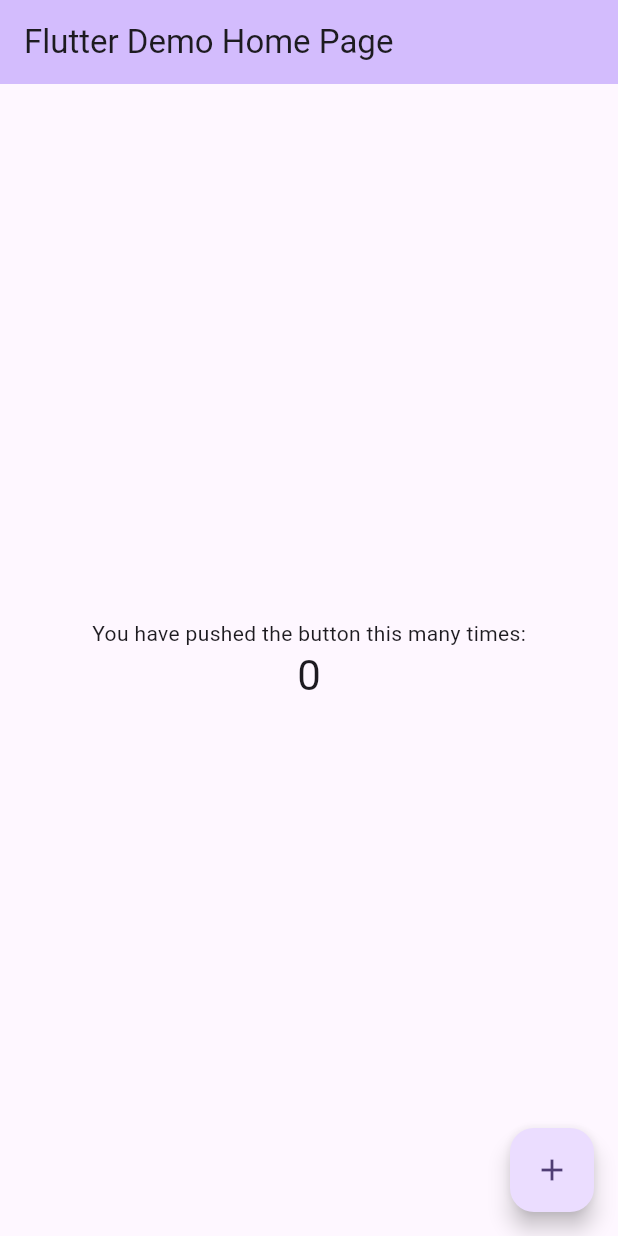
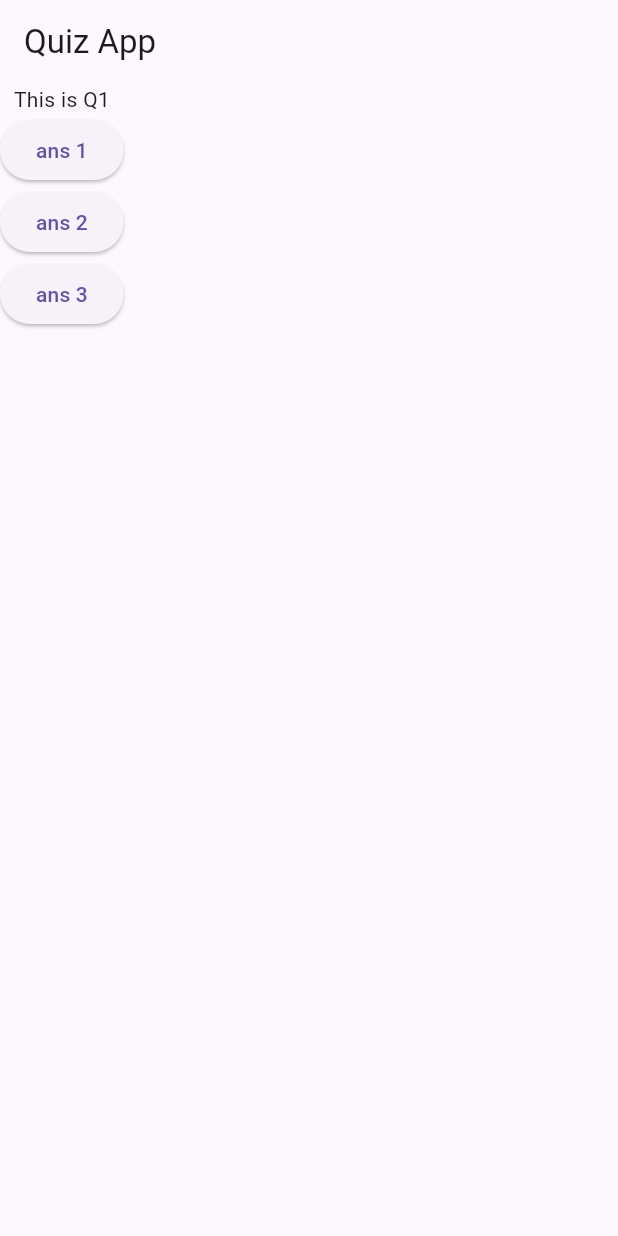
Before and after one commit to Trykea/Flutter_QuizApp, a Flutter app: the screen it shows after launch, on a phone screen of 412 x 824 dp. Run offline on Flutter 3.47's test engine with Material 3 defaults, Android fonts, the phone set to English and light mode, and no system bars.

Commit message:
Use main.dart only

```diff
--- a/lib/main.dart
+++ b/lib/main.dart
@@ -1,125 +1,47 @@
 import 'package:flutter/material.dart';
 
 void main() {
-  runApp(const MyApp());
+  runApp(_MyApp());
 }
 
-class MyApp extends StatelessWidget {
-  const MyApp({super.key});
-
-  // This widget is the root of your application.
+class _MyApp extends StatefulWidget {
   @override
-  Widget build(BuildContext context) {
-    return MaterialApp(
-      title: 'Flutter Demo',
-      theme: ThemeData(
-        // This is the theme of your application.
-        //
-        // TRY THIS: Try running your application with "flutter run". You'll see
-        // the application has a purple toolbar. Then, without quitting the app,
-        // try changing the seedColor in the colorScheme below to Colors.green
-        // and then invoke "hot reload" (save your changes or press the "hot
-        // reload" button in a Flutter-supported IDE, or press "r" if you used
-        // the command line to start the app).
-        //
-        // Notice that the counter didn't reset back to zero; the application
-        // state is not lost during the reload. To reset the state, use hot
-        // restart instead.
-        //
-        // This works for code too, not just values: Most code changes can be
-        // tested with just a hot reload.
-        colorScheme: ColorScheme.fromSeed(seedColor: Colors.deepPurple),
-        useMaterial3: true,
-      ),
-      home: const MyHomePage(title: 'Flutter Demo Home Page'),
-    );
+  State<StatefulWidget> createState() {
+    // TODO: implement createState
+    return MyAppState();
   }
 }
 
-class MyHomePage extends StatefulWidget {
-  const MyHomePage({super.key, required this.title});
-
-  // This widget is the home page of your application. It is stateful, meaning
-  // that it has a State object (defined below) that contains fields that affect
-  // how it looks.
-
-  // This class is the configuration for the state. It holds the values (in this
-  // case the title) provided by the parent (in this case the App widget) and
-  // used by the build method of the State. Fields in a Widget subclass are
-  // always marked "final".
-
-  final String title;
-
-  @override
-  State<MyHomePage> createState() => _MyHomePageState();
-}
-
-class _MyHomePageState extends State<MyHomePage> {
-  int _counter = 0;
-
-  void _incrementCounter() {
+class MyAppState extends State<_MyApp> {
+  var _questionIndex = 0;
+  void _answerQuestion() {
     setState(() {
-      // This call to setState tells the Flutter framework that something has
-      // changed in this State, which causes it to rerun the build method below
-      // so that the display can reflect the updated values. If we changed
-      // _counter without calling setState(), then the build method would not be
-      // called again, and so nothing would appear to happen.
-      _counter++;
+      _questionIndex++;
     });
+    print(_questionIndex);
   }
 
   @override
   Widget build(BuildContext context) {
-    // This method is rerun every time setState is called, for instance as done
-    // by the _incrementCounter method above.
-    //
-    // The Flutter framework has been optimized to make rerunning build methods
-    // fast, so that you can just rebuild anything that needs updating rather
-    // than having to individually change instances of widgets.
-    return Scaffold(
-      appBar: AppBar(
-        // TRY THIS: Try changing the color here to a specific color (to
-        // Colors.amber, perhaps?) and trigger a hot reload to see the AppBar
-        // change color while the other colors stay the same.
-        backgroundColor: Theme.of(context).colorScheme.inversePrimary,
-        // Here we take the value from the MyHomePage object that was created by
-        // the App.build method, and use it to set our appbar title.
-        title: Text(widget.title),
-      ),
-      body: Center(
-        // Center is a layout widget. It takes a single child and positions it
-        // in the middle of the parent.
-        child: Column(
-          // Column is also a layout widget. It takes a list of children and
-          // arranges them vertically. By default, it sizes itself to fit its
-          // children horizontally, and tries to be as tall as its parent.
-          //
-          // Column has various properties to control how it sizes itself and
-          // how it positions its children. Here we use mainAxisAlignment to
-          // center the children vertically; the main axis here is the vertical
-          // axis because Columns are vertical (the cross axis would be
-          // horizontal).
-          //
-          // TRY THIS: Invoke "debug painting" (choose the "Toggle Debug Paint"
-          // action in the IDE, or press "p" in the console), to see the
-          // wireframe for each widget.
-          mainAxisAlignment: MainAxisAlignment.center,
-          children: <Widget>[
-            const Text(
-              'You have pushed the button this many times:',
-            ),
-            Text(
-              '$_counter',
-              style: Theme.of(context).textTheme.headlineMedium,
-            ),
+    var questions = [
+      'This is Q1',
+      'This is Q2',
+      'This is Q3',
+    ];
+    return MaterialApp(
+      home: Scaffold(
+        appBar: AppBar(
+          title: Text('Quiz App'),
+        ),
+        body: Column(
+          children: [
+            Text(questions[_questionIndex]),
+            ElevatedButton(onPressed: _answerQuestion, child: Text('ans 1')),
+            ElevatedButton(onPressed: _answerQuestion, child: Text('ans 2')),
+            ElevatedButton(onPressed: _answerQuestion, child: Text('ans 3')),
           ],
         ),
       ),
-      floatingActionButton: FloatingActionButton(
-        onPressed: _incrementCounter,
-        tooltip: 'Increment',
-        child: const Icon(Icons.add),
-      ), // This trailing comma makes auto-formatting nicer for build methods.
     );
   }
 }
```
